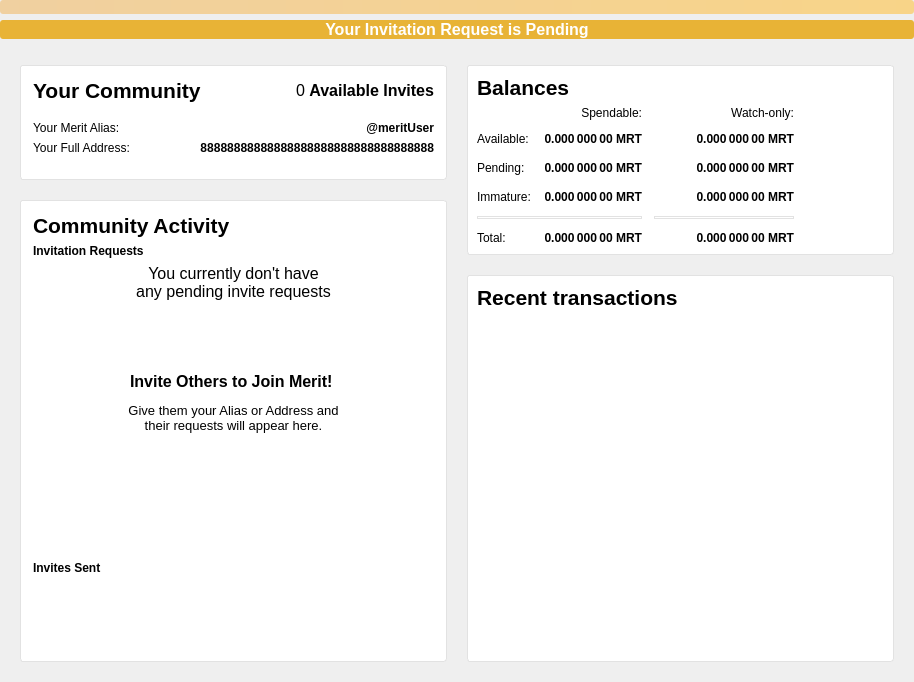
Qt form src/qt/forms/overviewpage.ui (meritlabs/merit) before a commit.
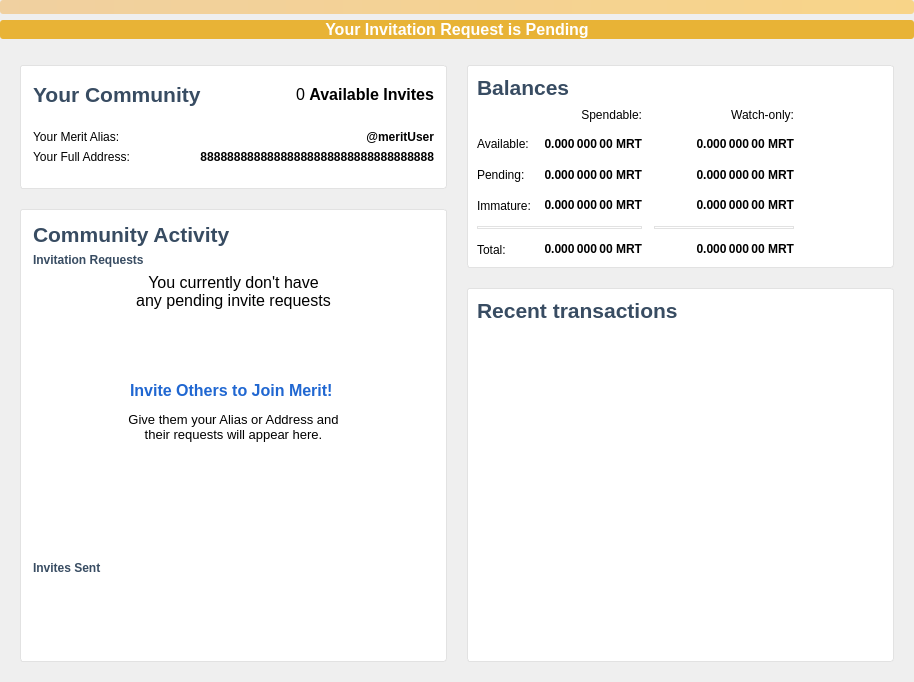
The same form after that commit. Icons and pictures are not drawn.

Patch:
```diff
--- a/src/qt/forms/overviewpage.ui
+++ b/src/qt/forms/overviewpage.ui
@@ -107,6 +107,12 @@
            <verstretch>0</verstretch>
           </sizepolicy>
          </property>
+         <property name="minimumSize">
+          <size>
+           <width>0</width>
+           <height>124</height>
+          </size>
+         </property>
          <property name="frameShape">
           <enum>QFrame::StyledPanel</enum>
          </property>
@@ -138,7 +144,7 @@
                </font>
               </property>
               <property name="text">
-               <string>Your Community</string>
+               <string>&lt;html&gt;&lt;head/&gt;&lt;body&gt;&lt;p&gt;&lt;span style=&quot; color:#384c62;&quot;&gt;Your Community&lt;/span&gt;&lt;/p&gt;&lt;/body&gt;&lt;/html&gt;</string>
               </property>
              </widget>
             </item>
@@ -290,6 +296,12 @@
            <verstretch>0</verstretch>
           </sizepolicy>
          </property>
+         <property name="minimumSize">
+          <size>
+           <width>0</width>
+           <height>300</height>
+          </size>
+         </property>
          <property name="frameShape">
           <enum>QFrame::StyledPanel</enum>
          </property>
@@ -334,7 +346,7 @@
                </font>
               </property>
               <property name="text">
-               <string>Community Activity</string>
+               <string>&lt;html&gt;&lt;head/&gt;&lt;body&gt;&lt;p&gt;&lt;span style=&quot; color:#384c62;&quot;&gt;Community Activity&lt;/span&gt;&lt;/p&gt;&lt;/body&gt;&lt;/html&gt;</string>
               </property>
              </widget>
             </item>
@@ -393,8 +405,11 @@
             <property name="toolTip">
              <string>&lt;html&gt;&lt;head/&gt;&lt;body&gt;&lt;p&gt;These are the users that have requested an invite from you.&lt;/p&gt;&lt;p&gt;If you have available invites, you can use them to approve these requests.&lt;/p&gt;&lt;/body&gt;&lt;/html&gt;</string>
             </property>
+            <property name="autoFillBackground">
+             <bool>false</bool>
+            </property>
             <property name="text">
-             <string>Invitation Requests</string>
+             <string>&lt;html&gt;&lt;head/&gt;&lt;body&gt;&lt;p&gt;&lt;span style=&quot; color:#384c62;&quot;&gt;Invitation Requests&lt;/span&gt;&lt;/p&gt;&lt;/body&gt;&lt;/html&gt;</string>
             </property>
            </widget>
           </item>
@@ -454,7 +469,7 @@
              <item alignment="Qt::AlignHCenter">
               <widget class="QLabel" name="spreadTheWordText">
                <property name="text">
-                <string>&lt;html&gt;&lt;head/&gt;&lt;body&gt;&lt;p align=&quot;center&quot;&gt;&lt;span style=&quot; font-size:12pt; font-weight:600;&quot;&gt;Invite Others to Join Merit! &lt;/span&gt;&lt;/p&gt;&lt;p align=&quot;center&quot;&gt;&lt;span style=&quot; font-size:10pt;&quot;&gt;Give them your Alias or Address and&lt;br/&gt;their requests will appear here.&lt;/span&gt;&lt;/p&gt;&lt;/body&gt;&lt;/html&gt;</string>
+                <string>&lt;html&gt;&lt;head/&gt;&lt;body&gt;&lt;p align=&quot;center&quot;&gt;&lt;span style=&quot; font-size:12pt; font-weight:600; color:#2067d1;&quot;&gt;Invite Others to Join Merit! &lt;/span&gt;&lt;/p&gt;&lt;p align=&quot;center&quot;&gt;&lt;span style=&quot; font-size:10pt;&quot;&gt;Give them your Alias or Address and&lt;br/&gt;their requests will appear here.&lt;/span&gt;&lt;/p&gt;&lt;/body&gt;&lt;/html&gt;</string>
                </property>
               </widget>
              </item>
@@ -516,8 +531,11 @@
             <property name="toolTip">
              <string>These are the people referred and confirmed by you into the Merit network.  They are known as 'your community' and increase your likelihood of earning Ambassador Rewards.</string>
             </property>
+            <property name="autoFillBackground">
+             <bool>false</bool>
+            </property>
             <property name="text">
-             <string>Invites Sent</string>
+             <string>&lt;html&gt;&lt;head/&gt;&lt;body&gt;&lt;p&gt;&lt;span style=&quot; color:#384c62;&quot;&gt;Invites Sent&lt;/span&gt;&lt;/p&gt;&lt;/body&gt;&lt;/html&gt;</string>
             </property>
            </widget>
           </item>
@@ -555,6 +573,12 @@
       <layout class="QVBoxLayout" name="verticalLayout_3">
        <item>
         <widget class="QFrame" name="balanceFrame">
+         <property name="minimumSize">
+          <size>
+           <width>0</width>
+           <height>203</height>
+          </size>
+         </property>
          <property name="styleSheet">
           <string notr="true"/>
          </property>
@@ -577,7 +601,7 @@
                </font>
               </property>
               <property name="text">
-               <string>Balances</string>
+               <string>&lt;html&gt;&lt;head/&gt;&lt;body&gt;&lt;p&gt;&lt;span style=&quot; color:#384c62;&quot;&gt;Balances&lt;/span&gt;&lt;/p&gt;&lt;/body&gt;&lt;/html&gt;</string>
               </property>
              </widget>
             </item>
@@ -928,6 +952,12 @@
        </item>
        <item>
         <widget class="QFrame" name="transactionsFrame">
+         <property name="minimumSize">
+          <size>
+           <width>0</width>
+           <height>150</height>
+          </size>
+         </property>
          <property name="styleSheet">
           <string notr="true"/>
          </property>
@@ -950,7 +980,7 @@
                </font>
               </property>
               <property name="text">
-               <string>Recent transactions</string>
+               <string>&lt;html&gt;&lt;head/&gt;&lt;body&gt;&lt;p&gt;&lt;span style=&quot; color:#384c62;&quot;&gt;Recent transactions&lt;/span&gt;&lt;/p&gt;&lt;/body&gt;&lt;/html&gt;</string>
               </property>
              </widget>
             </item>
```
Left out of the diff: 10 changed lines with no effect on the pictures.
